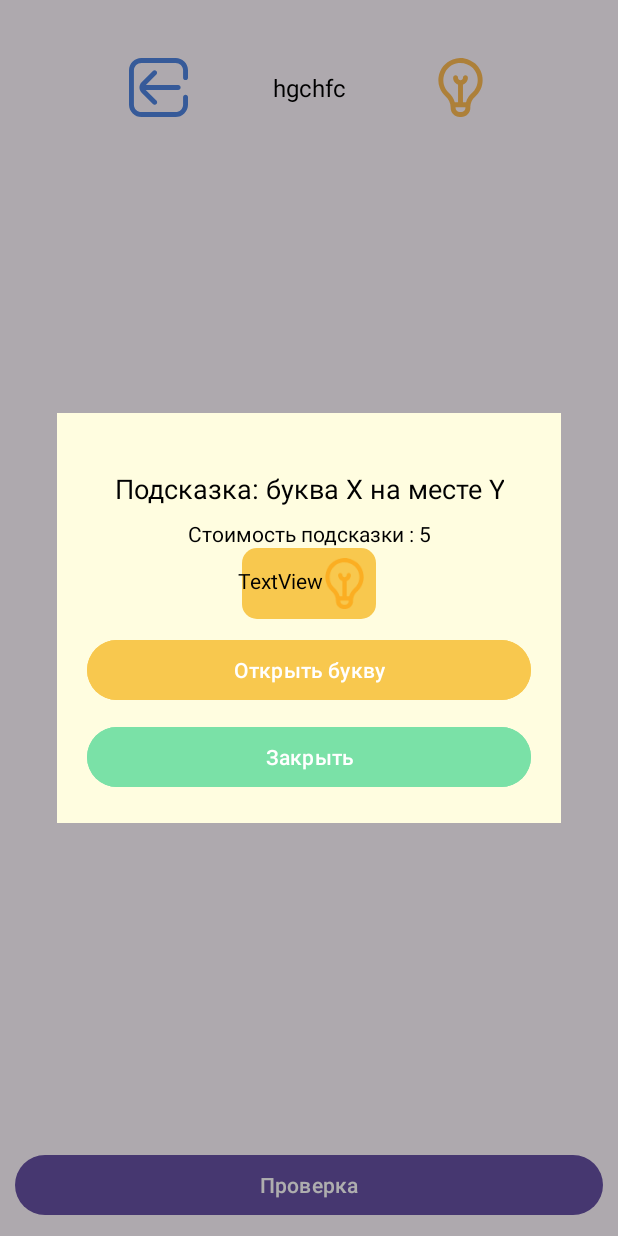
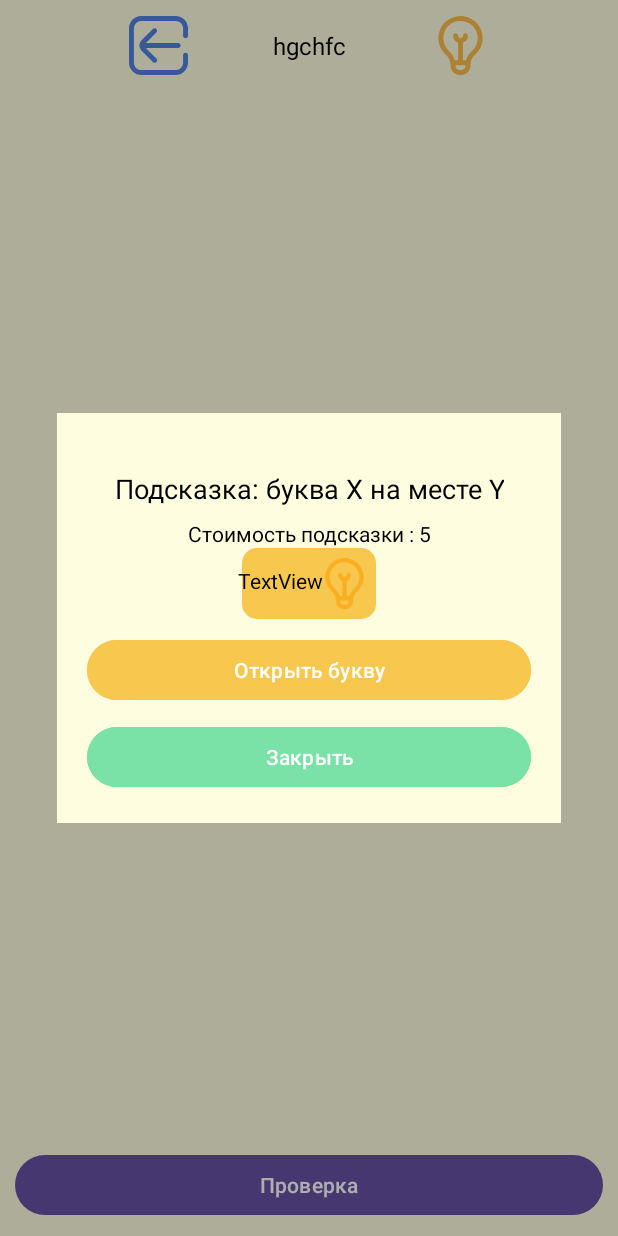
Before and after one commit to matvtvtv/Wordquarium, an Android app: the GameWordlyActivity screen opened directly, with no data from a screen before it, after a tap on an icon or button, on a phone screen of 412 x 824 dp. Run offline under Robolectric (Android 15) with nearby library versions, the phone set to English and light mode, and no system bars; our stand-ins replace FlexboxLayout; 11 statements that could not run were skipped.

Commit message:
Cryptogram Game

```diff
--- a/app/src/main/java/com/example/wordquarium/ui/GameWordlyActivity.java
+++ b/app/src/main/java/com/example/wordquarium/ui/GameWordlyActivity.java
@@ -425,6 +425,9 @@ public class GameWordlyActivity extends AppCompatActivity {
             else{
                 finish();
                 Intent intent = new Intent(this, GameWordlyActivity.class);
+                intent.putExtra("WORD_LENGTH", wordLength); // Передаем значение
+                intent.putExtra("GAME_MODE", game_mode);
+
                 startActivity(intent);
             }
 
--- a/app/src/main/java/com/example/wordquarium/ui/MainActivity.java
+++ b/app/src/main/java/com/example/wordquarium/ui/MainActivity.java
@@ -71,7 +71,7 @@ public class MainActivity extends AppCompatActivity {
             SharedPreferences.Editor editor = preferences.edit();
             List<String> phrases = RoadOfTextFileReader.readFromAssets(this, "Cryptogram.txt");
             int added = repo.insertAllIfNotExists(phrases);
-            Toast.makeText(this, "Импортировано фраз: " + added, Toast.LENGTH_LONG).show();
+            //Toast.makeText(this, "Импортировано фраз: " + added, Toast.LENGTH_LONG).show();
             editor.putBoolean("isFirstRun", false);
             editor.apply();
         }
--- a/app/src/main/res/layout/activity_game_wordly.xml
+++ b/app/src/main/res/layout/activity_game_wordly.xml
@@ -4,7 +4,8 @@
     xmlns:tools="http://schemas.android.com/tools"
     android:id="@+id/main"
     android:layout_width="match_parent"
-    android:layout_height="match_parent">
+    android:layout_height="match_parent"
+    android:background="@color/light_background">
 
     <!-- Сетка для ввода букв: 6 строк x 5 столбцов -->
 
@@ -12,11 +13,9 @@
         android:id="@+id/constraintLayout"
         android:layout_width="411dp"
         android:layout_height="60dp"
-        app:layout_constraintBottom_toTopOf="@+id/keyboard"
         app:layout_constraintEnd_toEndOf="parent"
         app:layout_constraintStart_toStartOf="parent"
-        app:layout_constraintTop_toTopOf="parent"
-        app:layout_constraintVertical_bias="0.04000002">
+        app:layout_constraintTop_toTopOf="parent">
 
         <TextView
             android:id="@+id/levelGameText"
```
Also changed, not shown: app/src/main/java/com/example/wordquarium/data/model/CharCell.java (+7 -1 lines), app/src/main/java/com/example/wordquarium/ui/CryptogramActivity.java (+18 -28 lines), app/src/main/java/com/example/wordquarium/ui/fragments/CryptogramFragment.java (+28 -6 lines).
